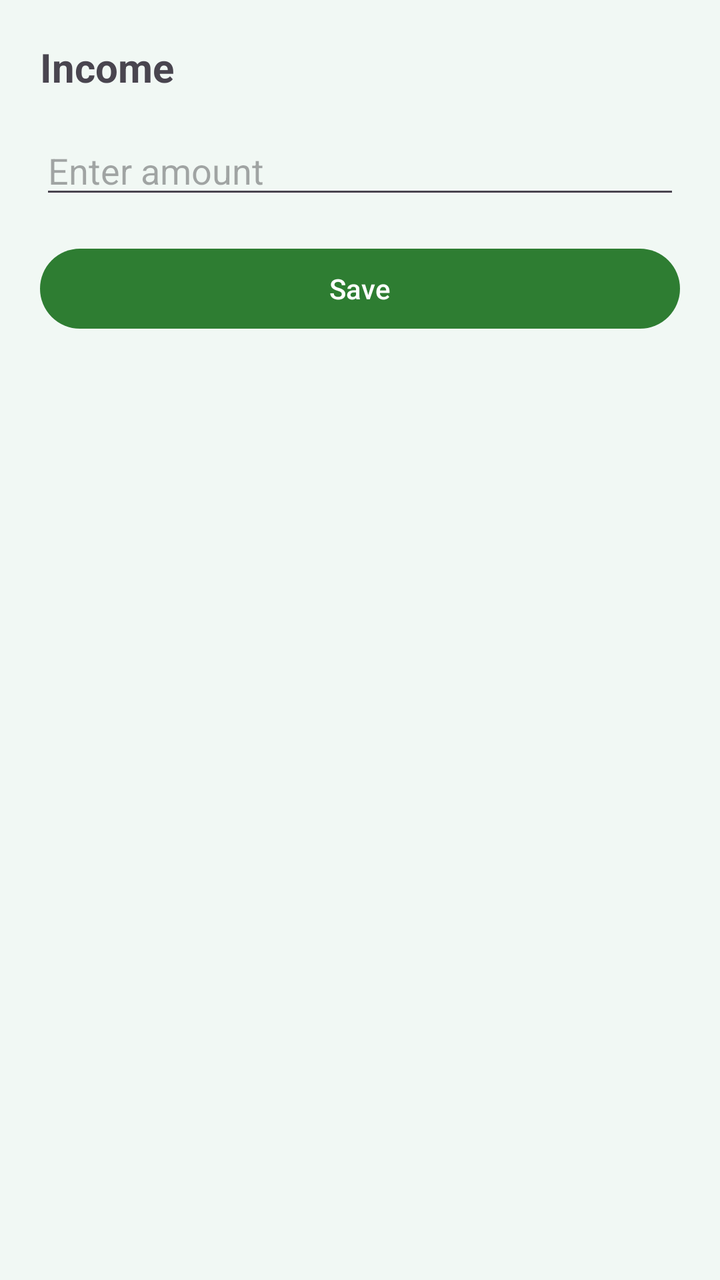
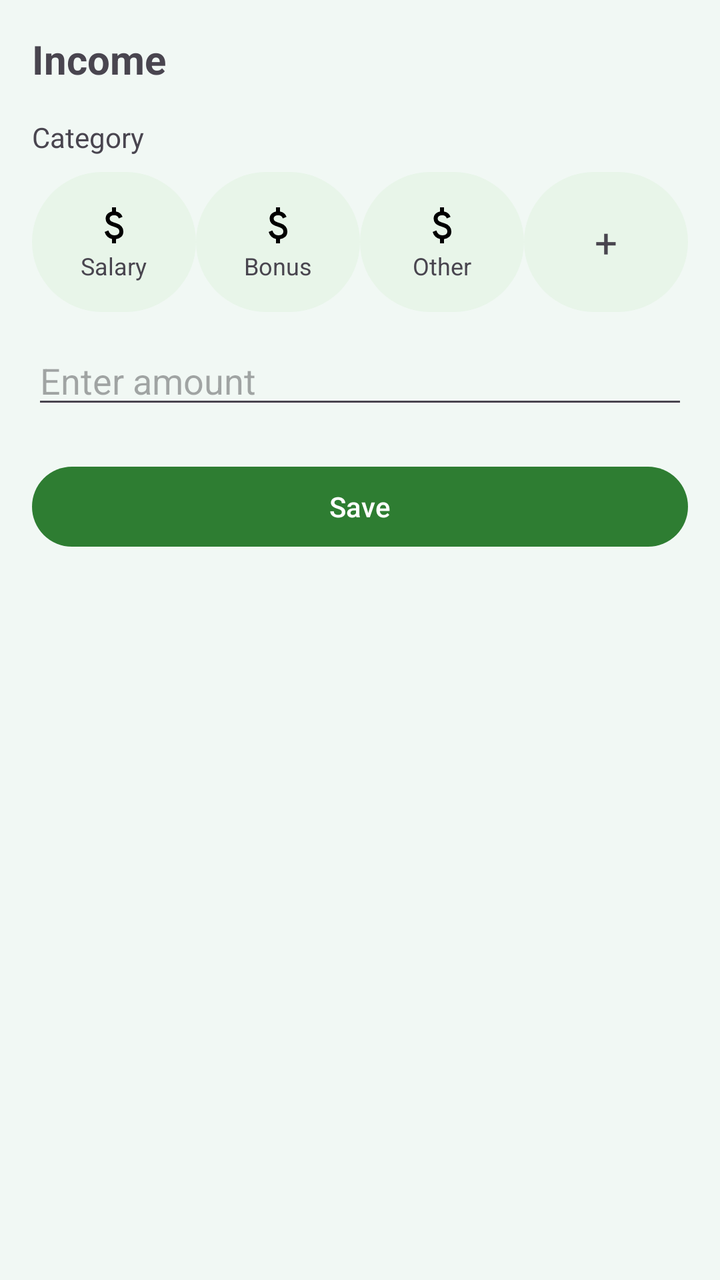

The first picture is an Android layout as it rendered before a commit; the second is the same layout after the commit. The layout source and the unified diff follow.
<!-- AndroidManifest.xml: application theme Theme.MoneyTrack -->
<!-- res/layout/dialog_income.xml -->
<LinearLayout xmlns:android="http://schemas.android.com/apk/res/android"
    android:layout_width="match_parent"
    android:layout_height="wrap_content"
    android:orientation="vertical"
    android:padding="20dp">

    <TextView
        android:text="Income"
        android:textSize="20sp"
        android:textStyle="bold"
        android:layout_width="wrap_content"
        android:layout_height="wrap_content"/>

    <EditText
        android:id="@+id/etAmountIncome"
        android:hint="Enter amount"
        android:inputType="numberDecimal"
        android:layout_marginTop="16dp"
        android:layout_width="match_parent"
        android:layout_height="wrap_content"/>

    <Button
        android:id="@+id/btnSaveIncome"
        android:text="Save"
        android:layout_marginTop="16dp"
        android:layout_width="match_parent"
        android:layout_height="wrap_content"/>

</LinearLayout>
<!-- resources referenced by this layout -->
<resources>
  <style name="Theme.MoneyTrack" parent="Base.Theme.MoneyTrack" />
  <style name="Base.Theme.MoneyTrack" parent="Theme.Material3.DayNight.NoActionBar">
  
          
          <item name="colorPrimary">#2E7D32</item>
          <item name="colorOnPrimary">#FFFFFF</item>
  
          
          <item name="colorSecondary">#66BB6A</item>
  
          
          <item name="android:colorBackground">#F1F8F4</item>
  
      </style>
</resources>

<!-- the commit's change to res/layout/dialog_income.xml (unified diff, before → after) -->
@@ -2,28 +2,130 @@
     android:layout_width="match_parent"
     android:layout_height="wrap_content"
     android:orientation="vertical"
-    android:padding="20dp">
+    android:padding="16dp">
 
+    
     <TextView
+        android:layout_width="wrap_content"
+        android:layout_height="wrap_content"
         android:text="Income"
         android:textSize="20sp"
-        android:textStyle="bold"
+        android:textStyle="bold"/>
+
+    
+    <TextView
         android:layout_width="wrap_content"
-        android:layout_height="wrap_content"/>
+        android:layout_height="wrap_content"
+        android:text="Category"
+        android:layout_marginTop="16dp"/>
 
+    <LinearLayout
+        android:layout_width="match_parent"
+        android:layout_height="wrap_content"
+        android:orientation="horizontal"
+        android:layout_marginTop="8dp">
+
+        
+        <LinearLayout
+            android:id="@+id/catSalary"
+            android:layout_width="0dp"
+            android:layout_height="70dp"
+            android:layout_weight="1"
+            android:orientation="vertical"
+            android:gravity="center"
+            android:background="@drawable/bg_circle">
+
+            <ImageView
+                android:layout_width="24dp"
+                android:layout_height="24dp"
+                android:src="@drawable/ic_money"/>
+
+            <TextView
+                android:text="Salary"
+                android:textSize="12sp"
+                android:layout_height="wrap_content"
+                android:layout_width="wrap_content"/>
+        </LinearLayout>
+
+        
+        <LinearLayout
+            android:id="@+id/catBonus"
+            android:layout_width="0dp"
+            android:layout_height="70dp"
+            android:layout_weight="1"
+            android:orientation="vertical"
+            android:gravity="center"
+            android:background="@drawable/bg_circle">
+
+            <ImageView
+                android:layout_width="24dp"
+                android:layout_height="24dp"
+                android:src="@drawable/ic_money"/>
+
+            <TextView
+                android:text="Bonus"
+                android:textSize="12sp"
+                android:layout_height="wrap_content"
+                android:layout_width="wrap_content"/>
+        </LinearLayout>
+
+        
+        <LinearLayout
+            android:id="@+id/catOtherIncome"
+            android:layout_width="0dp"
+            android:layout_height="70dp"
+            android:layout_weight="1"
+            android:orientation="vertical"
+            android:gravity="center"
+            android:background="@drawable/bg_circle">
+
+            <ImageView
+                android:layout_width="24dp"
+                android:layout_height="24dp"
+                android:src="@drawable/ic_money"/>
+
+            <TextView
+                android:text="Other"
+                android:textSize="12sp"
+                android:layout_height="wrap_content"
+                android:layout_width="wrap_content"/>
+        </LinearLayout>
+
+        
+        <LinearLayout
+            android:id="@+id/catAddIncome"
+            android:layout_width="0dp"
+            android:layout_height="70dp"
+            android:layout_weight="1"
+            android:orientation="vertical"
+            android:gravity="center"
+            android:background="@drawable/bg_circle">
+
+            <TextView
+                android:text="+"
+                android:textSize="20sp"
+                android:layout_height="wrap_content"
+                android:layout_width="wrap_content"/>
+        </LinearLayout>
+
+    </LinearLayout>
+
+
+    
     <EditText
         android:id="@+id/etAmountIncome"
+        android:layout_width="match_parent"
+        android:layout_height="wrap_content"
         android:hint="Enter amount"
         android:inputType="numberDecimal"
-        android:layout_marginTop="16dp"
-        android:layout_width="match_parent"
-        android:layout_height="wrap_content"/>
+        android:layout_marginTop="12dp"/>
 
+    
     <Button
         android:id="@+id/btnSaveIncome"
+        android:layout_width="match_parent"
+        android:layout_height="wrap_content"
         android:text="Save"
-        android:layout_marginTop="16dp"
-        android:layout_width="match_parent"
-        android:layout_height="wrap_content"/>
+        android:layout_marginTop="20dp"/>
 
 </LinearLayout>
<!-- resource entries referenced after the edit -->
@@ -1,5 +1,16 @@
 <!-- resources referenced by this layout -->
 <resources>
+  <!-- drawable bg_circle (drawable) -->
+  <shape xmlns:android="http://schemas.android.com/apk/res/android">
+      <solid android:color="#E8F5E9"/>
+      <corners android:radius="100dp"/>
+  </shape>
+  <!-- drawable ic_money (drawable) -->
+  <vector xmlns:android="http://schemas.android.com/apk/res/android" android:height="24dp" android:tint="#000000" android:viewportHeight="960" android:viewportWidth="960" android:width="24dp">
+        
+      <path android:fillColor="@android:color/white" android:pathData="M441,840L441,754Q388,742 349.5,708Q311,674 293,612L367,582Q382,630 411.5,655Q441,680 489,680Q530,680 558.5,661.5Q587,643 587,604Q587,569 565,548.5Q543,528 463,502Q377,475 345,437.5Q313,400 313,346Q313,281 355,245Q397,209 441,204L441,120L521,120L521,204Q571,212 603.5,240.5Q636,269 651,310L577,342Q565,310 543,294Q521,278 483,278Q439,278 416,297.5Q393,317 393,346Q393,379 423,398Q453,417 527,438Q596,458 631.5,501.5Q667,545 667,602Q667,673 625,710Q583,747 521,756L521,840L441,840Z"/>
+      
+  </vector>
   <style name="Theme.MoneyTrack" parent="Base.Theme.MoneyTrack" />
   <style name="Base.Theme.MoneyTrack" parent="Theme.Material3.DayNight.NoActionBar">
   
